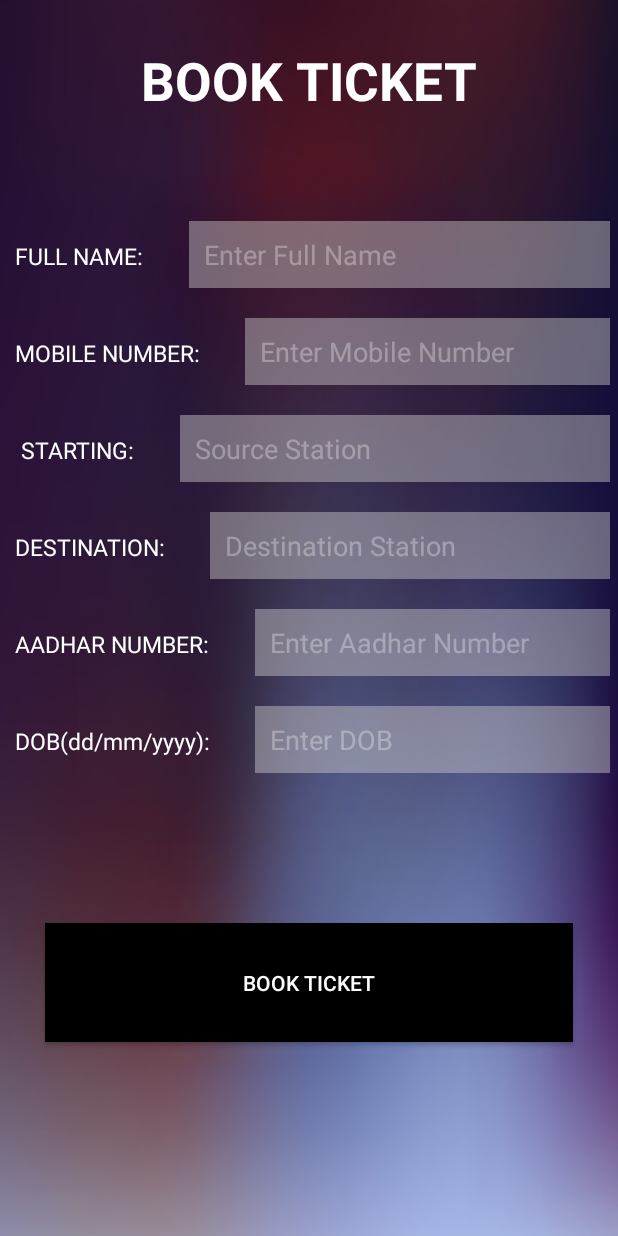
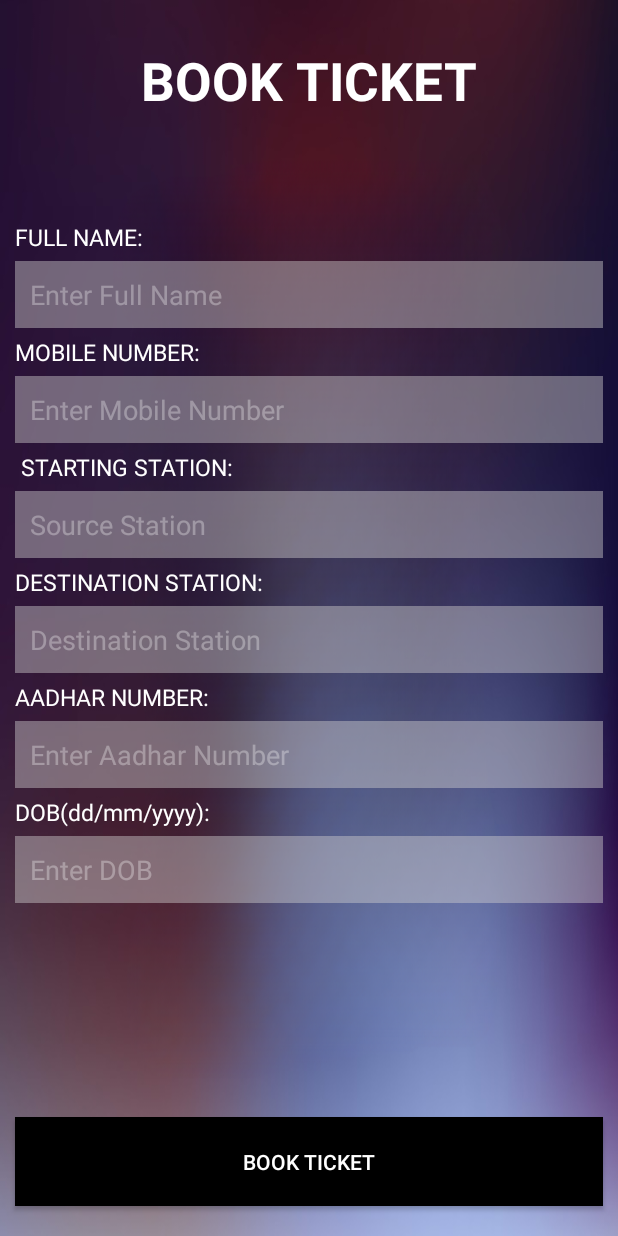
Before and after one commit to Lokesh0211/E-Ticket, an Android app: the fragment BookTicketFragment shown on its own in the app's theme, on a phone screen of 412 x 824 dp. Run offline under Robolectric (Android 15) with nearby library versions, the phone set to English and light mode, and no system bars; our stand-ins replace Firebase (no records; nobody signed in at launch, a user with empty details on screens opened directly); 1 statement that could not run was skipped.

Commit message:
second commit

```diff
--- a/app/build.gradle
+++ b/app/build.gradle
@@ -10,7 +10,7 @@ android {
 
     defaultConfig {
         applicationId "com.example.e_ticket"
-        minSdk 18
+        minSdk 33
         targetSdk 33
         versionCode 1
         versionName "1.0"
@@ -46,6 +46,7 @@ dependencies {
     implementation 'com.google.firebase:firebase-database:20.0.4'
     implementation 'com.google.firebase:firebase-database-ktx:20.0.4'
     implementation 'com.google.firebase:firebase-auth-ktx:21.1.0'
+    implementation 'com.google.firebase:firebase-firestore-ktx:24.1.1'
     testImplementation 'junit:junit:4.13.2'
     androidTestImplementation 'androidx.test.ext:junit:1.1.5'
     androidTestImplementation 'androidx.test.espresso:espresso-core:3.5.1'
--- a/app/src/main/java/com/example/e_ticket/Activities/LoginActivity.kt
+++ b/app/src/main/java/com/example/e_ticket/Activities/LoginActivity.kt
@@ -65,8 +65,4 @@ class LoginActivity : AppCompatActivity() {
         super.onBackPressed()
         finish()
     }
-
-
-
-
 }
--- a/app/src/main/java/com/example/e_ticket/Fragments/BookTicketFragment.kt
+++ b/app/src/main/java/com/example/e_ticket/Fragments/BookTicketFragment.kt
@@ -4,8 +4,15 @@ import android.os.Bundle
 import android.view.LayoutInflater
 import android.view.View
 import android.view.ViewGroup
+import android.widget.Button
+import android.widget.EditText
+import android.widget.Toast
 import androidx.fragment.app.Fragment
 import com.example.e_ticket.R
+import com.google.firebase.auth.FirebaseAuth
+import com.google.firebase.database.ktx.database
+import com.google.firebase.firestore.ktx.firestore
+import com.google.firebase.ktx.Firebase
 
 class BookTicketFragment : Fragment() {
 
@@ -14,6 +21,34 @@ class BookTicketFragment : Fragment() {
         savedInstanceState: Bundle?
     ): View? {
         val view = inflater.inflate(R.layout.fragment_book_ticket, container, false)
+        val db = Firebase.firestore
+        val Fname = view.findViewById<EditText>(R.id.et_name).text.toString().trim()
+        val mobileNumber = view.findViewById<EditText>(R.id.et_mobileNumber).text.toString().trim()
+        val startingStation = view.findViewById<EditText>(R.id.et_starting).text.toString().trim()
+        val destinationStation = view.findViewById<EditText>(R.id.et_destination).text.toString().trim()
+        val aadharNumber = view.findViewById<EditText>(R.id.et_aadharNumber).text.toString().trim()
+        val dob = view.findViewById<EditText>(R.id.et_dob).text.toString().trim()
+        val det = hashMapOf(
+            "Full Name" to Fname,
+            "Mobile Number" to mobileNumber,
+            "Starting Station" to startingStation,
+            "Destination Station" to destinationStation,
+            "Aadhar Number" to aadharNumber,
+            "Date of Birth" to dob
+        )
+        val button = view.findViewById<Button>(R.id.bookTicket)
+        button.setOnClickListener {
+            val userid = FirebaseAuth.getInstance().currentUser!!.uid
+            db.collection("user").document(userid).set(det)
+                .addOnSuccessListener {
+                    val context = activity?.applicationContext
+                    Toast.makeText(context, "Success", Toast.LENGTH_SHORT).show()
+                }
+                .addOnFailureListener {
+                    val context = activity?.applicationContext
+                    Toast.makeText(context, "Failed", Toast.LENGTH_SHORT).show()
+                }
+        }
 
         return view
     }
--- a/app/src/main/res/layout/fragment_book_ticket.xml
+++ b/app/src/main/res/layout/fragment_book_ticket.xml
@@ -17,184 +17,171 @@
         android:textColor="@color/white"
         android:textStyle="bold"
         />
-    <LinearLayout
-        android:layout_width="match_parent"
-        android:layout_height="wrap_content"
-        android:id="@+id/layer1"
-        android:layout_marginTop="50dp"
-        android:layout_below="@id/book_ticket">
+
         <TextView
             android:layout_width="wrap_content"
             android:layout_height="wrap_content"
+            android:layout_marginTop="50dp"
+            android:layout_below="@id/book_ticket"
             android:text="FULL NAME:"
-            android:id="@+id/name"
+            android:id="@+id/txt_name"
             android:textSize="15sp"
             android:textColor="@color/white"
             android:layout_marginStart="10dp"
             />
 
         <EditText
-            android:id="@+id/ED_name"
+            android:id="@+id/et_name"
             android:layout_width="match_parent"
             android:layout_height="wrap_content"
-            android:layout_marginStart="30dp"
-            android:layout_marginEnd="5dp"
+            android:layout_marginStart="10dp"
+            android:layout_marginEnd="10dp"
+            android:layout_below="@+id/txt_name"
+            android:layout_marginTop="5dp"
             android:background="#70D1CFCF"
             android:hint="Enter Full Name"
             android:padding="10dp"
             android:textColorHint="#50FFFFFF" />
-    </LinearLayout>
-    <LinearLayout
-        android:layout_width="match_parent"
-        android:layout_height="wrap_content"
-        android:id="@+id/layer2"
-        android:layout_marginTop="20dp"
-        android:layout_below="@id/layer1">
         <TextView
             android:layout_width="wrap_content"
             android:layout_height="wrap_content"
             android:text="MOBILE NUMBER:"
-            android:id="@+id/mobile_number"
+            android:layout_marginTop="5dp"
+            android:id="@+id/txt_mobileNumber"
             android:textSize="15sp"
             android:textColor="@color/white"
             android:layout_marginStart="10dp"
+            android:layout_below="@+id/et_name"
             />
 
         <EditText
             android:layout_width="match_parent"
             android:layout_height="wrap_content"
-            android:id="@+id/ED_mobile_number"
+            android:id="@+id/et_mobileNumber"
             android:hint="Enter Mobile Number"
+            android:layout_marginTop="5dp"
             android:textColorHint="#50FFFFFF"
-            android:layout_marginStart="30dp"
+            android:layout_marginStart="10dp"
             android:background="#70D1CFCF"
             android:padding="10dp"
-            android:layout_marginEnd="5dp"
+            android:layout_marginEnd="10dp"
+            android:layout_below="@+id/txt_mobileNumber"
             />
-    </LinearLayout>
-    <LinearLayout
-        android:layout_width="match_parent"
-        android:layout_height="wrap_content"
-        android:id="@+id/layer3"
-        android:layout_marginTop="20dp"
-        android:layout_below="@+id/layer2">
         <TextView
             android:layout_width="wrap_content"
             android:layout_height="wrap_content"
-            android:text=" STARTING:"
-            android:id="@+id/starting_point"
+            android:text=" STARTING STATION:"
+            android:id="@+id/txt_startingPoint"
+            android:layout_marginTop="5dp"
             android:textSize="15sp"
             android:textColor="@color/white"
             android:layout_marginStart="10dp"
+            android:layout_below="@+id/et_mobileNumber"
             />
 
         <EditText
             android:layout_width="match_parent"
             android:layout_height="wrap_content"
-            android:id="@+id/ED_starting"
+            android:id="@+id/et_starting"
+            android:layout_below="@+id/txt_startingPoint"
             android:hint="Source Station"
             android:textColorHint="#50FFFFFF"
-            android:layout_marginStart="30dp"
+            android:layout_marginStart="10dp"
             android:background="#70D1CFCF"
+            android:layout_marginTop="5dp"
             android:padding="10dp"
-            android:layout_marginEnd="5dp"
+            android:layout_marginEnd="10dp"
             />
-    </LinearLayout>
-    <LinearLayout
-        android:layout_width="match_parent"
-        android:layout_height="wrap_content"
-        android:id="@+id/layer4"
-        android:layout_marginTop="20dp"
-        android:layout_below="@+id/layer3">
+
+
         <TextView
             android:layout_width="wrap_content"
             android:layout_height="wrap_content"
-            android:text="DESTINATION:"
-            android:id="@+id/destination"
+            android:text="DESTINATION STATION:"
+            android:id="@+id/txt_destination"
             android:textSize="15sp"
             android:textColor="@color/white"
             android:layout_marginStart="10dp"
+            android:layout_below="@+id/et_starting"
+            android:layout_marginTop="5dp"
             />
 
         <EditText
             android:layout_width="match_parent"
             android:layout_height="wrap_content"
-            android:id="@+id/ED_destination"
+            android:id="@+id/et_destination"
             android:hint="Destination Station"
             android:textColorHint="#50FFFFFF"
-            android:layout_marginStart="30dp"
+            android:layout_marginStart="10dp"
             android:background="#70D1CFCF"
             android:padding="10dp"
-            android:layout_marginEnd="5dp"
+            android:layout_marginEnd="10dp"
+            android:layout_below="@+id/txt_destination"
+            android:layout_marginTop="5dp"
             />
-    </LinearLayout>
-    <LinearLayout
-        android:layout_width="match_parent"
-        android:layout_height="wrap_content"
-        android:id="@+id/layer5"
-        android:layout_marginTop="20dp"
-        android:layout_below="@+id/layer4">
+
+
         <TextView
             android:layout_width="wrap_content"
             android:layout_height="wrap_content"
             android:text="AADHAR NUMBER:"
-            android:id="@+id/aadharNumber"
+            android:id="@+id/txt_aadharNumber"
             android:textSize="15sp"
             android:textColor="@color/white"
             android:layout_marginStart="10dp"
+            android:layout_below="@+id/et_destination"
+            android:layout_marginTop="5dp"
             />
 
         <EditText
             android:layout_width="match_parent"
             android:layout_height="wrap_content"
-            android:id="@+id/ED_aadhar_number"
+            android:id="@+id/et_aadharNumber"
             android:hint="Enter Aadhar Number"
             android:textColorHint="#50FFFFFF"
-            android:layout_marginStart="30dp"
+            android:layout_marginStart="10dp"
             android:background="#70D1CFCF"
             android:padding="10dp"
-            android:layout_marginEnd="5dp"
+            android:layout_marginEnd="10dp"
+            android:layout_below="@+id/txt_aadharNumber"
+            android:layout_marginTop="5dp"
             />
-    </LinearLayout>
-    <LinearLayout
-        android:layout_width="match_parent"
-        android:layout_height="wrap_content"
-        android:id="@+id/layer6"
-        android:layout_marginTop="20dp"
-        android:layout_below="@+id/layer5"
-        >
+
         <TextView
             android:layout_width="wrap_content"
             android:layout_height="wrap_content"
             android:text="DOB(dd/mm/yyyy):"
-            android:id="@+id/DOB"
+            android:id="@+id/txt_DOB"
             android:textSize="15sp"
             android:textColor="@color/white"
             android:layout_marginStart="10dp"
+            android:layout_below="@id/et_aadharNumber"
+            android:layout_marginTop="5dp"
             />
 
         <EditText
             android:layout_width="match_parent"
             android:layout_height="wrap_content"
-            android:id="@+id/ED_age"
+            android:id="@+id/et_dob"
             android:hint="Enter DOB"
             android:textColorHint="#50FFFFFF"
-            android:layout_marginStart="30dp"
+            android:layout_marginStart="10dp"
             android:background="#70D1CFCF"
             android:padding="10dp"
-            android:layout_marginEnd="5dp"
+            android:layout_marginEnd="10dp"
+            android:layout_below="@id/txt_DOB"
+            android:layout_marginTop="5dp"
             />
-    </LinearLayout>
     <Button
             android:layout_width="match_parent"
             android:layout_height="wrap_content"
             android:id="@+id/bookTicket"
             android:text="BOOK TICKET"
             android:textColor="@color/white"
-            android:layout_below="@id/layer6"
-            android:layout_marginTop="100dp"
+            android:layout_alignParentBottom="true"
+            android:layout_marginBottom="20dp"
             android:background="@color/black"
-            android:padding="30dp"
-            android:layout_marginStart="30dp"
-            android:layout_marginEnd="30dp"/>
+            android:padding="20dp"
+            android:layout_marginStart="10dp"
+            android:layout_marginEnd="10dp"/>
 </RelativeLayout>
--- a/app/src/main/res/layout/fragment_train_enquiry.xml
+++ b/app/src/main/res/layout/fragment_train_enquiry.xml
@@ -22,9 +22,9 @@
     <TextView
         android:layout_width="wrap_content"
         android:layout_height="wrap_content"
-        android:layout_centerHorizontal="true"
+        android:layout_marginStart="10dp"
         android:id="@+id/txt_enter_train_name"
-        android:text="ENTER TRAIN NAME OR NUMBER"
+        android:text="ENTER TRAIN NAME OR NUMBER:"
         android:textSize="20sp"
         android:textColor="@color/white"
         android:layout_below="@id/train_enquiry"
@@ -37,9 +37,11 @@
         android:layout_below="@+id/txt_enter_train_name"
         android:layout_marginTop="15dp"
         android:background="#70D1CFCF"
+        android:hint="Enter here"
+        android:textColorHint="#50FFFFFF"
         android:padding="10dp"
-        android:layout_marginStart="20dp"
-        android:layout_marginEnd="20dp"
+        android:layout_marginStart="10dp"
+        android:layout_marginEnd="10dp"
         />
     <Button
         android:layout_width="match_parent"
@@ -47,10 +49,11 @@
         android:id="@+id/bookTicket"
         android:text="SUBMIT"
         android:textColor="@color/white"
-        android:layout_below="@id/et_enter_train_name"
         android:layout_marginTop="30dp"
         android:background="@color/black"
-        android:padding="30dp"
-        android:layout_marginStart="30dp"
-        android:layout_marginEnd="30dp"/>
+        android:layout_alignParentBottom="true"
+        android:padding="20dp"
+        android:layout_marginStart="10dp"
+        android:layout_marginEnd="10dp"
+        android:layout_marginBottom="20dp"/>
 </RelativeLayout>
```
Also changed, not shown: app/src/main/AndroidManifest.xml (+4 -4 lines).
